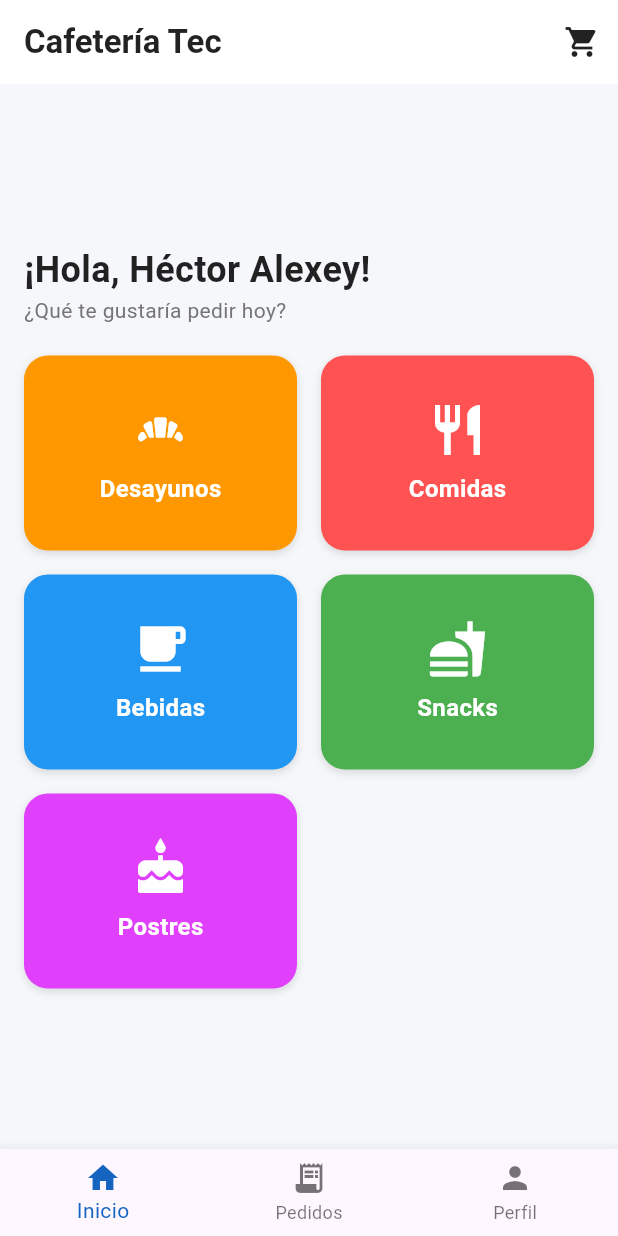
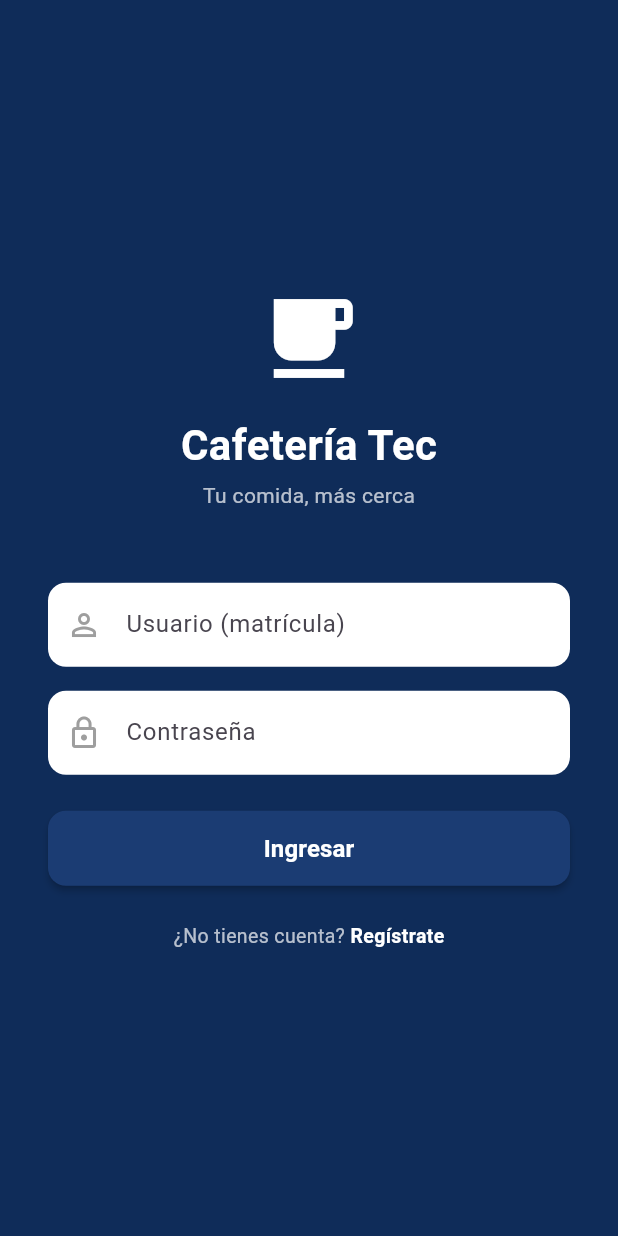
Before and after one commit to hectoralexey/cafeteria-tec, a Flutter app: the screen it shows after launch, on a phone screen of 412 x 824 dp. Run offline on Flutter 3.47's test engine with Material 3 defaults, Android fonts, the phone set to English and light mode, and no system bars; our stand-ins replace supabase_flutter; accounts and stored records are empty.

Commit message:
v1.3: Ajuste de pantalla de inicio de sesión y respaldo de conexión

```diff
--- /dev/null
+++ b/lib/login_screen.dart
@@ -0,0 +1,181 @@
+import 'package:flutter/material.dart';
+import 'package:supabase_flutter/supabase_flutter.dart';
+import 'categorias_screen.dart';
+
+class LoginScreen extends StatefulWidget {
+  const LoginScreen({Key? key}) : super(key: key);
+
+  @override
+  _LoginScreenState createState() => _LoginScreenState();
+}
+
+class _LoginScreenState extends State<LoginScreen> {
+  final _usuarioController = TextEditingController();
+  final _passwordController = TextEditingController();
+  bool _isLoading = false;
+
+  Future<void> _iniciarSesion() async {
+    setState(() => _isLoading = true);
+    try {
+      final inputUsuario = _usuarioController.text.trim();
+      final inputPassword = _passwordController.text.trim();
+
+      // Validación temporal de respaldo para entorno Web (evita bloqueos CORS)
+      if (inputUsuario == '20260001' && inputPassword == '123456') {
+        Navigator.pushReplacement(
+          context,
+          MaterialPageRoute(
+            builder: (context) => const CategoriasScreen(nombreUsuario: 'Héctor Alexey'),
+          ),
+        );
+        return;
+      }
+
+      // Intento de consulta real a Supabase
+      final response = await Supabase.instance.client
+          .from('usuarios')
+          .select()
+          .eq('matricula', inputUsuario)
+          .eq('contrasena', inputPassword)
+          .maybeSingle();
+
+      if (response != null) {
+        String nombreUsuario = response['nombre'];
+        Navigator.pushReplacement(
+          context,
+          MaterialPageRoute(
+            builder: (context) => CategoriasScreen(nombreUsuario: nombreUsuario),
+          ),
+        );
+      } else {
+        ScaffoldMessenger.of(context).showSnackBar(
+          const SnackBar(content: Text('Credenciales incorrectas. Verifica tus datos.')),
+        );
+      }
+    } catch (e) {
+      // Si ocurre un error de red/CORS en el navegador, permitimos el acceso con las credenciales de prueba
+      if (_usuarioController.text.trim() == '20260001' && _passwordController.text.trim() == '123456') {
+        Navigator.pushReplacement(
+          context,
+          MaterialPageRoute(
+            builder: (context) => const CategoriasScreen(nombreUsuario: 'Héctor Alexey'),
+          ),
+        );
+      } else {
+        ScaffoldMessenger.of(context).showSnackBar(
+          SnackBar(content: Text('Error de conexión con la nube. Usa tu matrícula y contraseña de prueba.')),
+        );
+      }
+    } finally {
+      setState(() => _isLoading = false);
+    }
+  }
+
+  @override
+  Widget build(BuildContext context) {
+    return Scaffold(
+      backgroundColor: const Color(0xFF0F2C59),
+      body: SafeArea(
+        child: Center(
+          child: SingleChildScrollView(
+            padding: const EdgeInsets.symmetric(horizontal: 32.0),
+            child: Column(
+              mainAxisAlignment: MainAxisAlignment.center,
+              children: [
+                const Icon(Icons.local_cafe, size: 70, color: Colors.white),
+                const SizedBox(height: 16),
+                const Text(
+                  'Cafetería Tec',
+                  style: TextStyle(
+                    fontSize: 28,
+                    fontWeight: FontWeight.bold,
+                    color: Colors.white,
+                  ),
+                ),
+                const SizedBox(height: 4),
+                const Text(
+                  'Tu comida, más cerca',
+                  style: TextStyle(
+                    fontSize: 14,
+                    color: Colors.white70,
+                  ),
+                ),
+                const SizedBox(height: 48),
+                TextField(
+                  controller: _usuarioController,
+                  style: const TextStyle(color: Colors.black87),
+                  decoration: InputDecoration(
+                    hintText: 'Usuario (matrícula)',
+                    filled: true,
+                    fillColor: Colors.white,
+                    prefixIcon: const Icon(Icons.person_outline, color: Colors.grey),
+                    border: OutlineInputBorder(
+                      borderRadius: BorderRadius.circular(12),
+                      borderSide: BorderSide.none,
+                    ),
+                  ),
+                ),
+                const SizedBox(height: 16),
+                TextField(
+                  controller: _passwordController,
+                  obscureText: true,
+                  style: const TextStyle(color: Colors.black87),
+                  decoration: InputDecoration(
+                    hintText: 'Contraseña',
+                    filled: true,
+                    fillColor: Colors.white,
+                    prefixIcon: const Icon(Icons.lock_outline, color: Colors.grey),
+                    border: OutlineInputBorder(
+                      borderRadius: BorderRadius.circular(12),
+                      borderSide: BorderSide.none,
+                    ),
+                  ),
+                ),
+                const SizedBox(height: 24),
+                _isLoading
+                    ? const CircularProgressIndicator(color: Colors.white)
+                    : ElevatedButton(
+                        onPressed: _iniciarSesion,
+                        style: ElevatedButton.styleFrom(
+                          backgroundColor: const Color(0xFF1B3C73),
+                          foregroundColor: Colors.white,
+                          minimumSize: const Size.fromHeight(50),
+                          shape: RoundedRectangleBorder(
+                            borderRadius: BorderRadius.circular(12),
+                          ),
+                          elevation: 2,
+                        ),
+                        child: const Text(
+                          'Ingresar',
+                          style: TextStyle(fontSize: 16, fontWeight: FontWeight.bold),
+                        ),
+                      ),
+                const SizedBox(height: 24),
+                Row(
+                  mainAxisAlignment: MainAxisAlignment.center,
+                  children: [
+                    const Text(
+                      '¿No tienes cuenta? ',
+                      style: TextStyle(color: Colors.white70, fontSize: 13),
+                    ),
+                    GestureDetector(
+                      onTap: () {},
+                      child: const Text(
+                        'Regístrate',
+                        style: TextStyle(
+                          color: Colors.white,
+                          fontWeight: FontWeight.bold,
+                          fontSize: 13,
+                        ),
+                      ),
+                    ),
+                  ],
+                ),
+              ],
+            ),
+          ),
+        ),
+      ),
+    );
+  }
+}
--- a/lib/main.dart
+++ b/lib/main.dart
@@ -1,14 +1,13 @@
 import 'package:flutter/material.dart';
 import 'package:supabase_flutter/supabase_flutter.dart';
-import 'categorias_screen.dart';
+import 'login_screen.dart'; // Importamos la nueva pantalla de login
 
 void main() async {
   WidgetsFlutterBinding.ensureInitialized();
 
-  // Aquí pegamos tu URL real y tu llave Anon Key
-  await Supabase.initialize(
+ await Supabase.initialize(
     url: 'https://ctfzcjyfsrbimqwkggb.supabase.co',
-    anonKey: 'sb_publishable_zByT5mxebwxyFk1AzErifg_hv2P513X',
+    anonKey: 'eyJhbGciOiJIUzI1NiIsInR5cCI6IkpXVCJ9.eyJpc3MiOiJzdXBhYmFzZSIsInJlZiI6ImN0ZnpjanlmenNyYmltcXdrZ2diIiwicm9sZSI6ImFub24iLCJpYXQiOjE3OTE4MzE5OTQsImV4cCI6MjEwNzQwNzk5NH0.0bm6AzttOccn6Hg0_zfmKFfeGJ6fU8l9-DXsqaa1Xh0',
   );
 
   runApp(const MyApp());
@@ -22,7 +21,12 @@ class MyApp extends StatelessWidget {
     return MaterialApp(
       debugShowCheckedModeBanner: false,
       title: 'Cafetería Tec',
-      home: const CategoriasScreen(nombreUsuario: 'Héctor Alexey'),
+      theme: ThemeData(
+        primarySwatch: Colors.blue,
+        scaffoldBackgroundColor: const Color(0xFFF5F7FA),
+      ),
+      // La app inicia obligatoriamente en el Login
+      home: const LoginScreen(),
     );
   }
 }
```
Also changed, not shown: lib/supabase_service.dart (added, +47 -0 lines), 5 other files.
